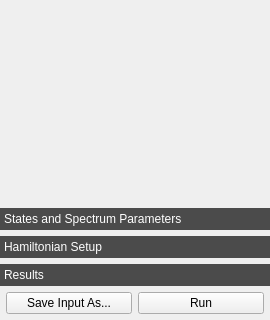
Before: the Qt Designer form crispy/resources/gui/uis/quanty.ui in mretegan/crispy, drawn with Qt 5; both pictures show x 0 to 270 and y 250 to 570 of the 270 by 570 pixel window.
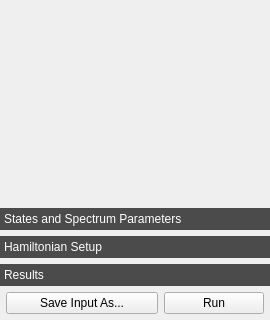
After: the same form once the commit is applied. Icons and pictures are not drawn. Custom widgets are drawn as their Qt base class.

```diff
--- a/crispy/resources/gui/uis/quanty.ui
+++ b/crispy/resources/gui/uis/quanty.ui
@@ -778,11 +778,17 @@
       <item>
        <widget class="QPushButton" name="calculationPushButton">
         <property name="sizePolicy">
-         <sizepolicy hsizetype="Ignored" vsizetype="Fixed">
+         <sizepolicy hsizetype="Maximum" vsizetype="Fixed">
           <horstretch>0</horstretch>
           <verstretch>0</verstretch>
          </sizepolicy>
         </property>
+        <property name="minimumSize">
+         <size>
+          <width>100</width>
+          <height>0</height>
+         </size>
+        </property>
         <property name="toolTip">
          <string>Run Quanty</string>
         </property>
```
Left out of the diff: 8 changed lines with no effect on the pictures.
